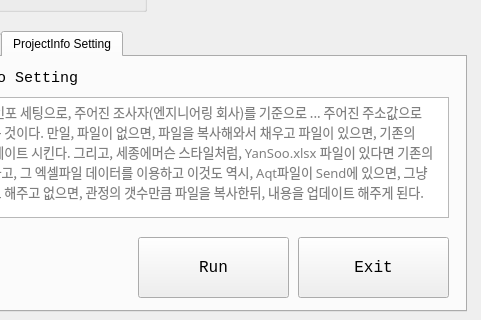
First picture: the form in 11_util/totalcmd python/03_지하수 이용실태 조사표/10_QT YangSoo File Generator  V2/01_Original File/aqt_input.ui, repository ihanseol/04_PyhtonDemoDojang, before the edit; both pictures show x 134 to 615 and y 539 to 859 of the 615 by 859 pixel window.
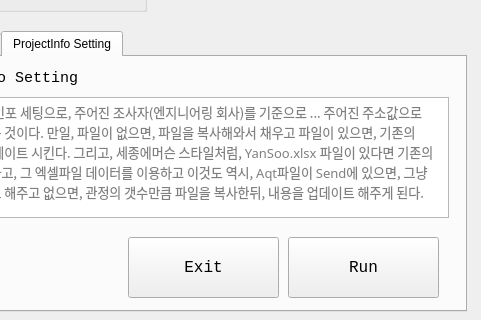
Second picture: the form after the edit. The open tabs and pages were chosen to show the change.

Patch:
```diff
--- a/11_util/totalcmd python/03_지하수 이용실태 조사표/10_QT YangSoo File Generator  V2/01_Original File/aqt_input.ui
+++ b/11_util/totalcmd python/03_지하수 이용실태 조사표/10_QT YangSoo File Generator  V2/01_Original File/aqt_input.ui
@@ -132,7 +132,7 @@
      <widget class="QPushButton" name="pushButton_3">
       <property name="geometry">
        <rect>
-        <x>250</x>
+        <x>400</x>
         <y>180</y>
         <width>151</width>
         <height>61</height>
@@ -189,7 +189,7 @@
      <widget class="QPushButton" name="pushButton_4">
       <property name="geometry">
        <rect>
-        <x>410</x>
+        <x>240</x>
         <y>180</y>
         <width>151</width>
         <height>61</height>
```
Left out of the diff: 2 changed lines with no effect on the pictures.
